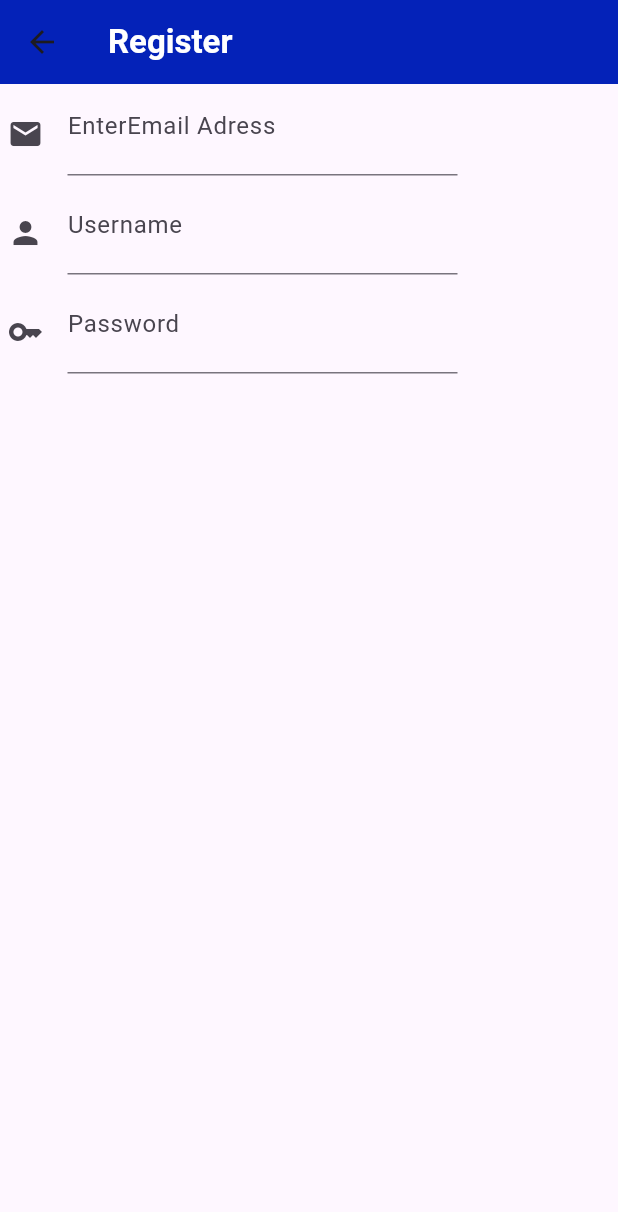
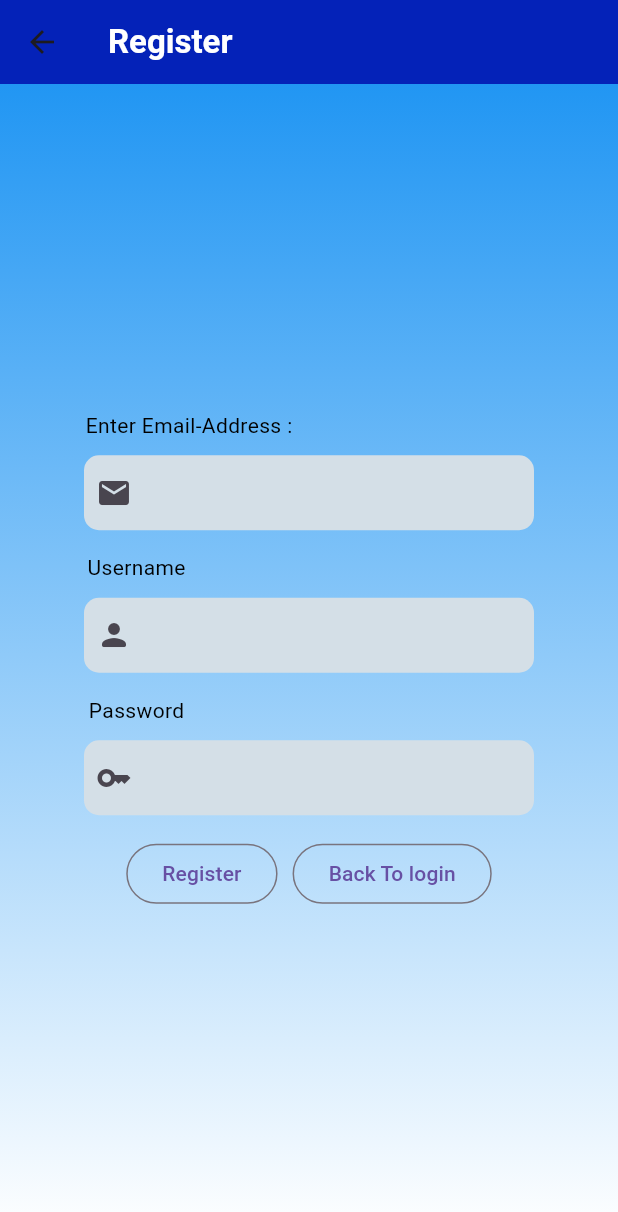
Before and after one commit to tekle-eyesus/cashierapp, a Flutter app: the RegisterScreen screen opened directly, on a phone screen of 412 x 824 dp. Shown: the top 1212 px of the screen. Run offline on Flutter 3.47's test engine with Material 3 defaults, Android fonts, the phone set to English and light mode, and no system bars.

Commit message:
register screen modified

```diff
--- a/lib/screens/register_screen.dart
+++ b/lib/screens/register_screen.dart
@@ -16,57 +16,149 @@ class RegisterScreen extends StatelessWidget {
           ),
         ),
       ),
-      body: Column(
+      body: Container(
+        decoration: BoxDecoration(
+          gradient: LinearGradient(
+            colors: [Colors.blue, Colors.white],
+            begin: Alignment.topLeft,
+            end: Alignment.bottomLeft,
+          ),
+        ),
+        alignment: Alignment.center,
+        child: Column(
+          mainAxisAlignment: MainAxisAlignment.center,
+          children: [
+            Column(
               children: [
                 Container(
+                  margin: EdgeInsets.only(right: 160, bottom: 5),
+                  child: Text(
+                    "Enter Email-Address :",
+                    style: TextStyle(
+                      color: Colors.black,
+                      fontWeight: FontWeight.w400,
+                    ),
+                  ),
+                ),
+                Container(
+                  height: 50,
+                  alignment: Alignment.center,
+                  decoration: BoxDecoration(
+                    color: const Color.fromARGB(255, 212, 223, 231),
+                    borderRadius: BorderRadius.circular(10),
+                  ),
                   margin: EdgeInsets.all(5),
                   width: 300,
                   child: TextField(
                     decoration: InputDecoration(
-                icon: Icon(Icons.email),
+                      border: InputBorder.none,
+                      icon: Padding(
+                        padding: const EdgeInsets.all(8.0),
+                        child: Icon(Icons.email),
+                      ),
                       label: Padding(
                         padding: const EdgeInsets.only(bottom: 10),
-                  child: Text(
-                    "EnterEmail Adress",
-                  ),
                       ),
                       hintText: "example@gmail.com",
                     ),
                   ),
                 ),
+              ],
+            ),
+            Column(
+              children: [
                 Container(
+                  margin: EdgeInsets.only(right: 230, bottom: 5, top: 10),
+                  child: Text(
+                    "Username",
+                    style: TextStyle(
+                      color: Colors.black,
+                      fontWeight: FontWeight.w400,
+                    ),
+                  ),
+                ),
+                Container(
+                  height: 50,
+                  alignment: Alignment.center,
+                  decoration: BoxDecoration(
+                    color: const Color.fromARGB(255, 212, 223, 231),
+                    borderRadius: BorderRadius.circular(10),
+                  ),
                   margin: EdgeInsets.all(5),
                   width: 300,
                   child: TextField(
                     decoration: InputDecoration(
-                icon: Icon(Icons.person),
+                      border: InputBorder.none,
+                      icon: Padding(
+                        padding: const EdgeInsets.all(8.0),
+                        child: Icon(Icons.person_rounded),
+                      ),
                       label: Padding(
                         padding: const EdgeInsets.only(bottom: 10),
+                      ),
+                      hintText: "username",
+                    ),
+                  ),
+                ),
+              ],
+            ),
+            Column(
+              children: [
+                Container(
+                  margin: EdgeInsets.only(right: 230, bottom: 5, top: 10),
                   child: Text(
-                    "Username",
+                    "Password",
+                    style: TextStyle(
+                      color: Colors.black,
+                      fontWeight: FontWeight.w400,
                     ),
+                  ),
+                ),
+                Container(
+                  height: 50,
+                  alignment: Alignment.center,
+                  decoration: BoxDecoration(
+                    color: const Color.fromARGB(255, 212, 223, 231),
+                    borderRadius: BorderRadius.circular(10),
+                  ),
+                  margin: EdgeInsets.all(5),
+                  width: 300,
+                  child: TextField(
+                    decoration: InputDecoration(
+                      suffix: Padding(
+                        padding: const EdgeInsets.symmetric(
+                            horizontal: 5, vertical: 0),
+                        child: Icon(Icons.remove_red_eye),
+                      ),
+                      border: InputBorder.none,
+                      icon: Padding(
+                        padding: const EdgeInsets.all(8.0),
+                        child: Icon(Icons.key),
+                      ),
+                      label: Padding(
+                        padding: const EdgeInsets.only(bottom: 10),
                       ),
                       hintText: "",
                     ),
                   ),
                 ),
-          Container(
-            margin: EdgeInsets.all(5),
-            width: 300,
-            child: TextField(
-              decoration: InputDecoration(
-                icon: Icon(Icons.key),
-                label: Padding(
-                  padding: const EdgeInsets.only(bottom: 10),
-                  child: Text(
-                    "Password",
+              ],
             ),
+            SizedBox(
+              height: 10,
             ),
-                hintText: "",
+            Row(
+              mainAxisAlignment: MainAxisAlignment.center,
+              children: [
+                OutlinedButton(onPressed: () {}, child: Text("Register")),
+                SizedBox(
+                  width: 10,
                 ),
+                OutlinedButton(onPressed: () {}, child: Text("Back To login"))
+              ],
             ),
-          )
           ],
+        ),
       ),
     );
   }
```
Lines whose indentation alone changed are shown as unchanged.
